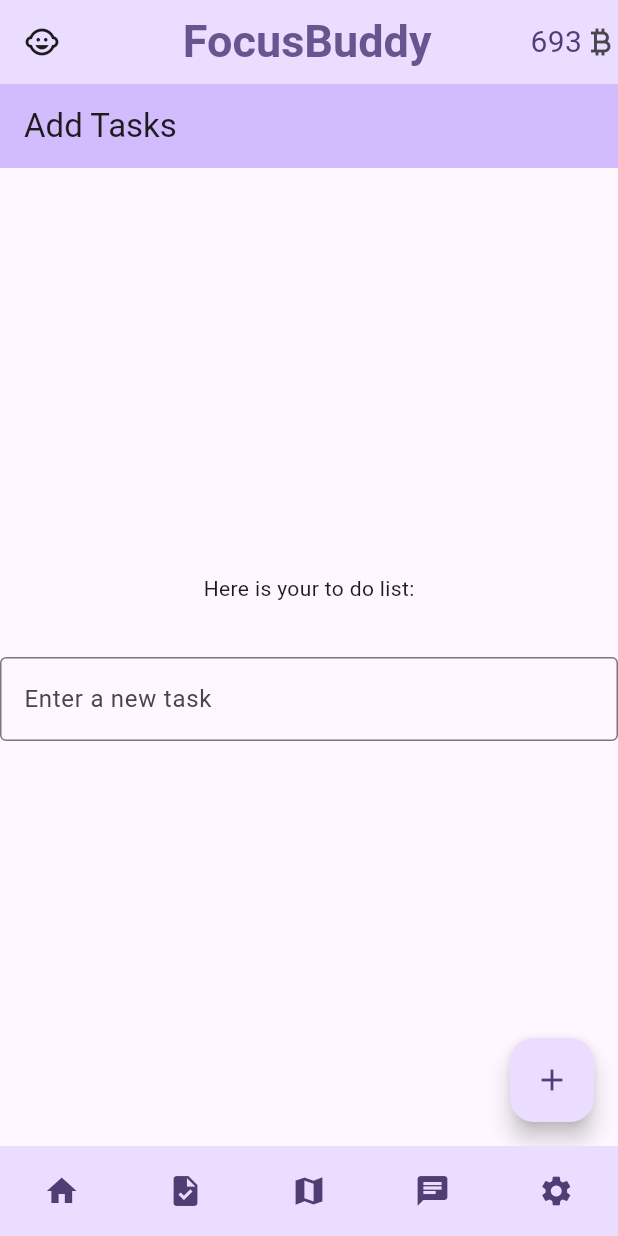
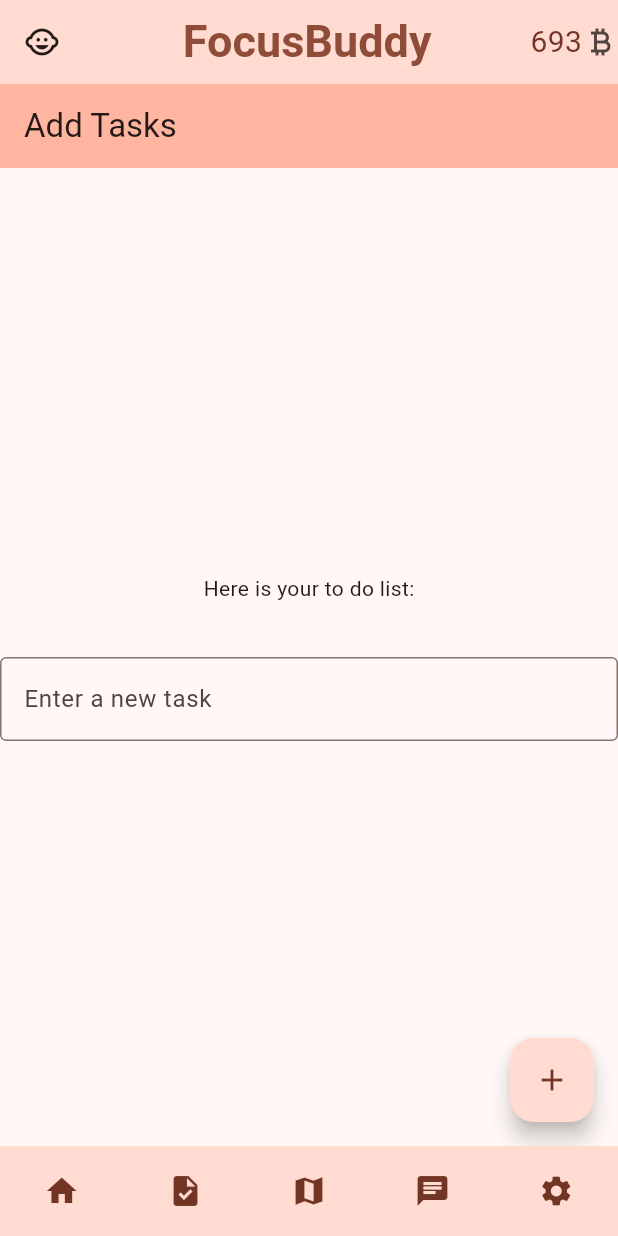
Before and after one commit to avnithv/CongressionalApp2023, a Flutter app: the screen it shows after launch, item 2 of the bottom bar chosen, after a tap on the "add" icon, on a phone screen of 412 x 824 dp. Run offline on Flutter 3.47's test engine with Material 2 defaults, Android fonts, the phone set to English and light mode, and no system bars; our stand-ins replace velocity_x; missing offline and left inert: chat_gpt_sdk, mindmap.

Commit message:
Added files for home page and tasks page

```diff
--- /dev/null
+++ b/congressional_app/lib/dashboard_page.dart
@@ -0,0 +1,18 @@
+import 'package:flutter/material.dart';
+
+class DashboardPage extends StatelessWidget {
+  const DashboardPage({super.key});
+
+  @override
+  Widget build(BuildContext context) {
+    return Scaffold(
+      body: Column(
+        crossAxisAlignment: CrossAxisAlignment.center,
+        children: [
+          const SizedBox(height: 40),
+          Center(child: Text("Welcome Back!", style: TextStyle(color: Theme.of(context).colorScheme.primary, fontSize: 50,),)),
+        ],
+      ),
+    );
+  }
+}
--- a/congressional_app/lib/main.dart
+++ b/congressional_app/lib/main.dart
@@ -1,6 +1,9 @@
+import "package:congressional_app/dashboard_page.dart";
 import 'package:flutter/material.dart';
 
 import "chat_screen.dart";
+import "task_page.dart";
+import "dashboard_page.dart";
 
 void main() {
   runApp(const MyApp());
@@ -14,7 +17,7 @@ class MyApp extends StatelessWidget {
     return MaterialApp(
       title: 'Flutter Demo',
       theme: ThemeData(
-        colorScheme: ColorScheme.fromSeed(seedColor: Colors.deepPurple),
+        colorScheme: ColorScheme.fromSeed(seedColor: Colors.deepOrange),
         useMaterial3: true,
       ),
       home: MyHomePage(),
@@ -40,7 +43,7 @@ class _MyHomePageState extends State<MyHomePage> {
     Widget page;
     switch (selectedPage) {
       case 0:
-        page = const Placeholder();
+        page = const DashboardPage();
         break;
       case 1:
         page = const TasksWidget();
@@ -142,54 +145,3 @@ class _MyHomePageState extends State<MyHomePage> {
     );
   }
 }
-
-
-
-class TasksWidget extends StatefulWidget {
-  const TasksWidget({super.key});
-
-  @override
-  State<TasksWidget> createState() => _TasksWidgetState();
-}
-
-class _TasksWidgetState extends State<TasksWidget> {
-  var list = [];
-  var control = TextEditingController();
-
-  @override
-  Widget build(BuildContext context) {
-    var w = <Widget>[const Text('Here is your to do list:')];
-    for (int i = 0; i < list.length; i++) {
-      w.add(Text(
-        list[i],
-        style: Theme.of(context).textTheme.headlineMedium,
-      ));
-    }
-    w.add(TextField(
-      decoration: const InputDecoration(
-      border: OutlineInputBorder(),
-      hintText: 'Enter a new task',
-    ),
-    controller: control,
-    ));
-    return Scaffold(
-      appBar: AppBar(
-        backgroundColor: Theme.of(context).colorScheme.inversePrimary,
-        title: const Text("Add Tasks"),
-      ),
-      body: Center(
-        child: Column(mainAxisAlignment: MainAxisAlignment.center, children: w),
-      ),
-      floatingActionButton: FloatingActionButton(
-        onPressed: _incrementCounter,
-        tooltip: 'Increment',
-        child: const Icon(Icons.add),
-      ),
-    );
-  }
-  void _incrementCounter() {
-    setState(() {
-      list.add(control.text);
-    });
-  }
-}
--- /dev/null
+++ b/congressional_app/lib/task_page.dart
@@ -0,0 +1,50 @@
+import 'package:flutter/material.dart';
+
+class TasksWidget extends StatefulWidget {
+  const TasksWidget({super.key});
+
+  @override
+  State<TasksWidget> createState() => _TasksWidgetState();
+}
+
+class _TasksWidgetState extends State<TasksWidget> {
+  var list = [];
+  var control = TextEditingController();
+
+  @override
+  Widget build(BuildContext context) {
+    var w = <Widget>[const Text('Here is your to do list:')];
+    for (int i = 0; i < list.length; i++) {
+      w.add(Text(
+        list[i],
+        style: Theme.of(context).textTheme.headlineMedium,
+      ));
+    }
+    w.add(TextField(
+      decoration: const InputDecoration(
+      border: OutlineInputBorder(),
+      hintText: 'Enter a new task',
+    ),
+    controller: control,
+    ));
+    return Scaffold(
+      appBar: AppBar(
+        backgroundColor: Theme.of(context).colorScheme.inversePrimary,
+        title: const Text("Add Tasks"),
+      ),
+      body: Center(
+        child: Column(mainAxisAlignment: MainAxisAlignment.center, children: w),
+      ),
+      floatingActionButton: FloatingActionButton(
+        onPressed: _incrementCounter,
+        tooltip: 'Increment',
+        child: const Icon(Icons.add),
+      ),
+    );
+  }
+  void _incrementCounter() {
+    setState(() {
+      list.add(control.text);
+    });
+  }
+}
```
